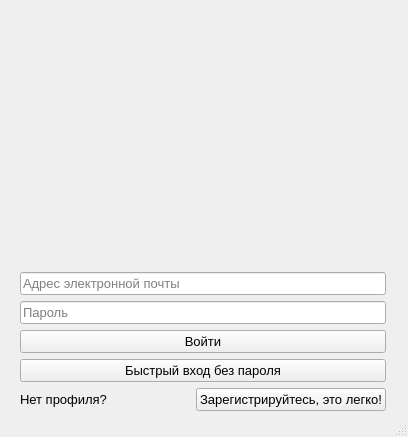
Old version of the form data/etc/Login.ui in the repository Substance-live/Train_application.
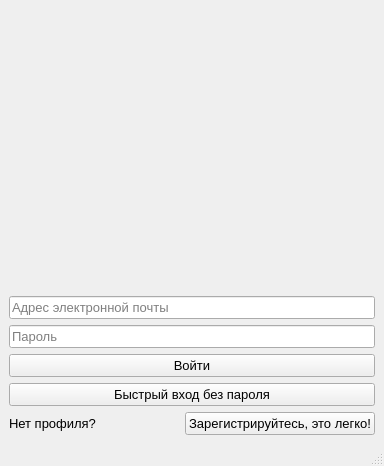
New version of the form. Icons and pictures are not drawn.

Diff of the .ui file:
```diff
--- a/data/etc/Login.ui
+++ b/data/etc/Login.ui
@@ -6,28 +6,16 @@
    <rect>
     <x>0</x>
     <y>0</y>
-    <width>408</width>
-    <height>437</height>
+    <width>384</width>
+    <height>466</height>
    </rect>
   </property>
   <property name="windowTitle">
    <string>Login</string>
   </property>
   <widget class="QWidget" name="centralwidget">
-   <widget class="QWidget" name="layoutWidget">
-    <property name="geometry">
-     <rect>
-      <x>20</x>
-      <y>10</y>
-      <width>366</width>
-      <height>401</height>
-     </rect>
-    </property>
-    <property name="font">
-     <font>
-      <pointsize>10</pointsize>
-     </font>
-    </property>
+   <layout class="QGridLayout" name="gridLayout">
+    <item row="0" column="0">
     <layout class="QVBoxLayout" name="verticalLayout" stretch="0,0,0,0,0,0">
      <item>
       <widget class="QLabel" name="label_image">
@@ -197,7 +185,8 @@
       </layout>
      </item>
     </layout>
-   </widget>
+    </item>
+   </layout>
   </widget>
   <widget class="QStatusBar" name="statusbar"/>
  </widget>
```
Lines whose indentation alone changed are shown as unchanged.
